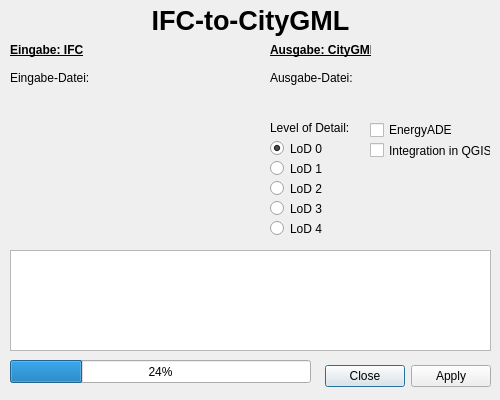
Old version of the form dialog.ui in the repository NickNick1210/ifc_to_citygml.
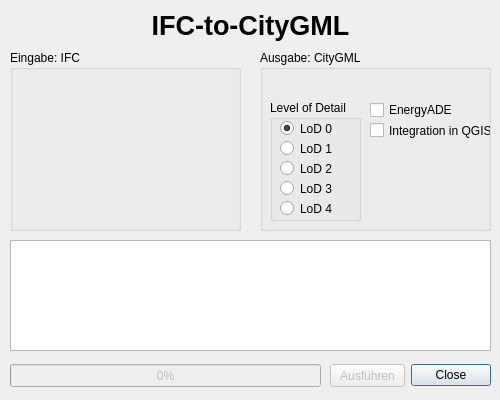
New version of the form. Custom widgets are drawn as their Qt base class.

Commit message: Umstrukturierung nach MVVM-Pattern Erstellen von Model-Klassen mit grundlegender Funktionalität Verbessern der GUI Funktionen zur GUI-Bedienung

Diff of the .ui file:
```diff
--- a/dialog.ui
+++ b/dialog.ui
@@ -14,12 +14,15 @@
    <string>IFC-to-CityGML</string>
   </property>
   <widget class="QDialogButtonBox" name="button_box">
+   <property name="enabled">
+    <bool>true</bool>
+   </property>
    <property name="geometry">
     <rect>
-     <x>320</x>
+     <x>410</x>
      <y>360</y>
-     <width>171</width>
-     <height>32</height>
+     <width>81</width>
+     <height>31</height>
     </rect>
    </property>
    <property name="locale">
@@ -29,216 +32,48 @@
     <enum>Qt::Horizontal</enum>
    </property>
    <property name="standardButtons">
-    <set>QDialogButtonBox::Apply|QDialogButtonBox::Close</set>
-   </property>
-  </widget>
-  <widget class="QRadioButton" name="radioButton_lod1">
-   <property name="geometry">
-    <rect>
-     <x>270</x>
-     <y>160</y>
-     <width>82</width>
-     <height>17</height>
-    </rect>
-   </property>
-   <property name="text">
-    <string>LoD 1</string>
-   </property>
-   <property name="checked">
-    <bool>false</bool>
-   </property>
-  </widget>
-  <widget class="QRadioButton" name="radioButton_lod2">
-   <property name="geometry">
-    <rect>
-     <x>270</x>
-     <y>180</y>
-     <width>82</width>
-     <height>17</height>
-    </rect>
-   </property>
-   <property name="text">
-    <string>LoD 2</string>
-   </property>
-  </widget>
-  <widget class="QRadioButton" name="radioButton_lod3">
-   <property name="geometry">
-    <rect>
-     <x>270</x>
-     <y>200</y>
-     <width>82</width>
-     <height>17</height>
-    </rect>
-   </property>
-   <property name="text">
-    <string>LoD 3</string>
-   </property>
-  </widget>
-  <widget class="QRadioButton" name="radioButton_lod4">
-   <property name="geometry">
-    <rect>
-     <x>270</x>
-     <y>220</y>
-     <width>82</width>
-     <height>17</height>
-    </rect>
-   </property>
-   <property name="text">
-    <string>LoD 4</string>
-   </property>
-  </widget>
-  <widget class="QRadioButton" name="radioButton_lod0">
-   <property name="geometry">
-    <rect>
-     <x>270</x>
-     <y>140</y>
-     <width>82</width>
-     <height>17</height>
-    </rect>
-   </property>
-   <property name="text">
-    <string>LoD 0</string>
-   </property>
-   <property name="checked">
-    <bool>true</bool>
-   </property>
-  </widget>
-  <widget class="QCheckBox" name="checkBox_eade">
-   <property name="geometry">
-    <rect>
-     <x>370</x>
-     <y>120</y>
-     <width>111</width>
-     <height>20</height>
-    </rect>
-   </property>
-   <property name="text">
-    <string>EnergyADE</string>
-   </property>
-  </widget>
-  <widget class="QCheckBox" name="checkBox_integration">
-   <property name="geometry">
-    <rect>
-     <x>370</x>
-     <y>140</y>
-     <width>121</width>
-     <height>21</height>
-    </rect>
-   </property>
-   <property name="text">
-    <string>Integration in QGIS</string>
+    <set>QDialogButtonBox::Close</set>
    </property>
   </widget>
   <widget class="QProgressBar" name="progressBar">
+   <property name="enabled">
+    <bool>false</bool>
+   </property>
    <property name="geometry">
     <rect>
      <x>10</x>
-     <y>360</y>
-     <width>301</width>
+     <y>364</y>
+     <width>311</width>
      <height>23</height>
     </rect>
    </property>
    <property name="value">
-    <number>24</number>
+    <number>0</number>
+   </property>
+   <property name="textVisible">
+    <bool>true</bool>
+   </property>
+   <property name="invertedAppearance">
+    <bool>false</bool>
    </property>
   </widget>
   <widget class="QTextBrowser" name="textBrowser_log">
+   <property name="enabled">
+    <bool>true</bool>
+   </property>
    <property name="geometry">
     <rect>
      <x>10</x>
-     <y>250</y>
+     <y>240</y>
      <width>481</width>
-     <height>101</height>
+     <height>111</height>
     </rect>
    </property>
-  </widget>
-  <widget class="QgsFileWidget" name="fileWidget_ifc">
-   <property name="geometry">
-    <rect>
-     <x>10</x>
-     <y>90</y>
-     <width>221</width>
-     <height>27</height>
-    </rect>
+   <property name="verticalScrollBarPolicy">
+    <enum>Qt::ScrollBarAsNeeded</enum>
    </property>
-  </widget>
-  <widget class="QgsFileWidget" name="fileWidget_citygml">
-   <property name="geometry">
-    <rect>
-     <x>270</x>
-     <y>90</y>
-     <width>221</width>
-     <height>27</height>
-    </rect>
-   </property>
-  </widget>
-  <widget class="QLabel" name="label_lod">
-   <property name="geometry">
-    <rect>
-     <x>270</x>
-     <y>120</y>
-     <width>111</width>
-     <height>16</height>
-    </rect>
-   </property>
-   <property name="text">
-    <string>Level of Detail:</string>
-   </property>
-  </widget>
-  <widget class="QLabel" name="label_ifc_header">
-   <property name="geometry">
-    <rect>
-     <x>10</x>
-     <y>40</y>
-     <width>101</width>
-     <height>20</height>
-    </rect>
-   </property>
-   <property name="font">
-    <font>
-     <weight>75</weight>
-     <bold>true</bold>
-     <underline>true</underline>
-    </font>
-   </property>
-   <property name="text">
-    <string>Eingabe: IFC</string>
-   </property>
-  </widget>
-  <widget class="QLabel" name="label_citygml_header">
-   <property name="geometry">
-    <rect>
-     <x>270</x>
-     <y>40</y>
-     <width>101</width>
-     <height>20</height>
-    </rect>
-   </property>
-   <property name="font">
-    <font>
-     <weight>75</weight>
-     <bold>true</bold>
-     <underline>true</underline>
-    </font>
-   </property>
-   <property name="text">
-    <string>Ausgabe: CityGML</string>
-   </property>
-  </widget>
-  <widget class="QLabel" name="label_ifc_file">
-   <property name="geometry">
-    <rect>
-     <x>10</x>
-     <y>70</y>
-     <width>101</width>
-     <height>16</height>
-    </rect>
-   </property>
-   <property name="locale">
-    <locale language="German" country="Germany"/>
-   </property>
-   <property name="text">
-    <string>Eingabe-Datei:</string>
+   <property name="horizontalScrollBarPolicy">
+    <enum>Qt::ScrollBarAlwaysOff</enum>
    </property>
   </widget>
   <widget class="QLabel" name="label_header">
@@ -247,7 +82,7 @@
      <x>0</x>
      <y>0</y>
      <width>501</width>
-     <height>41</height>
+     <height>51</height>
     </rect>
    </property>
    <property name="font">
@@ -264,34 +99,244 @@
     <set>Qt::AlignCenter</set>
    </property>
   </widget>
-  <widget class="QLabel" name="label_citygml_file">
+  <widget class="QPushButton" name="button_run">
+   <property name="enabled">
+    <bool>false</bool>
+   </property>
    <property name="geometry">
     <rect>
-     <x>270</x>
-     <y>70</y>
-     <width>101</width>
+     <x>330</x>
+     <y>364</y>
+     <width>75</width>
+     <height>23</height>
+    </rect>
+   </property>
+   <property name="sizePolicy">
+    <sizepolicy hsizetype="Fixed" vsizetype="Fixed">
+     <horstretch>0</horstretch>
+     <verstretch>0</verstretch>
+    </sizepolicy>
+   </property>
+   <property name="maximumSize">
+    <size>
+     <width>16777215</width>
+     <height>16777215</height>
+    </size>
+   </property>
+   <property name="sizeIncrement">
+    <size>
+     <width>0</width>
+     <height>0</height>
+    </size>
+   </property>
+   <property name="baseSize">
+    <size>
+     <width>0</width>
+     <height>0</height>
+    </size>
+   </property>
+   <property name="focusPolicy">
+    <enum>Qt::NoFocus</enum>
+   </property>
+   <property name="text">
+    <string>Ausführen</string>
+   </property>
+   <property name="iconSize">
+    <size>
+     <width>16</width>
      <height>16</height>
-    </rect>
+    </size>
    </property>
-   <property name="locale">
-    <locale language="German" country="Germany"/>
+   <property name="autoDefault">
+    <bool>true</bool>
    </property>
-   <property name="text">
-    <string>Ausgabe-Datei:</string>
+   <property name="default">
+    <bool>false</bool>
+   </property>
+   <property name="flat">
+    <bool>false</bool>
    </property>
   </widget>
-  <widget class="QLabel" name="label_ifc_info">
+  <widget class="QGroupBox" name="groupBox_ifc">
    <property name="geometry">
     <rect>
      <x>10</x>
-     <y>120</y>
-     <width>221</width>
-     <height>121</height>
+     <y>50</y>
+     <width>231</width>
+     <height>181</height>
     </rect>
    </property>
-   <property name="text">
-    <string/>
+   <property name="title">
+    <string>Eingabe: IFC</string>
    </property>
+   <widget class="QgsFileWidget" name="fileWidget_ifc">
+    <property name="geometry">
+     <rect>
+      <x>10</x>
+      <y>20</y>
+      <width>211</width>
+      <height>27</height>
+     </rect>
+    </property>
+    <property name="useLink">
+     <bool>false</bool>
+    </property>
+    <property name="fullUrl">
+     <bool>false</bool>
+    </property>
+    <property name="filter">
+     <string/>
+    </property>
+   </widget>
+   <widget class="QLabel" name="label_ifc_info">
+    <property name="geometry">
+     <rect>
+      <x>10</x>
+      <y>50</y>
+      <width>211</width>
+      <height>121</height>
+     </rect>
+    </property>
+    <property name="text">
+     <string/>
+    </property>
+   </widget>
+  </widget>
+  <widget class="QGroupBox" name="groupBox_cgml">
+   <property name="geometry">
+    <rect>
+     <x>260</x>
+     <y>50</y>
+     <width>231</width>
+     <height>181</height>
+    </rect>
+   </property>
+   <property name="title">
+    <string>Ausgabe: CityGML</string>
+   </property>
+   <widget class="QgsFileWidget" name="fileWidget_cgml">
+    <property name="geometry">
+     <rect>
+      <x>10</x>
+      <y>20</y>
+      <width>221</width>
+      <height>27</height>
+     </rect>
+    </property>
+    <property name="storageMode">
+     <enum>QgsFileWidget::SaveFile</enum>
+    </property>
+   </widget>
+   <widget class="QGroupBox" name="groupBox_lod">
+    <property name="geometry">
+     <rect>
+      <x>10</x>
+      <y>50</y>
+      <width>91</width>
+      <height>121</height>
+     </rect>
+    </property>
+    <property name="title">
+     <string>Level of Detail</string>
+    </property>
+    <widget class="QRadioButton" name="radioButton_lod0">
+     <property name="geometry">
+      <rect>
+       <x>10</x>
+       <y>20</y>
+       <width>82</width>
+       <height>17</height>
+      </rect>
+     </property>
+     <property name="text">
+      <string>LoD 0</string>
+     </property>
+     <property name="checked">
+      <bool>true</bool>
+     </property>
+    </widget>
+    <widget class="QRadioButton" name="radioButton_lod1">
+     <property name="geometry">
+      <rect>
+       <x>10</x>
+       <y>40</y>
+       <width>82</width>
+       <height>17</height>
+      </rect>
+     </property>
+     <property name="text">
+      <string>LoD 1</string>
+     </property>
+     <property name="checked">
+      <bool>false</bool>
+     </property>
+    </widget>
+    <widget class="QRadioButton" name="radioButton_lod2">
+     <property name="geometry">
+      <rect>
+       <x>10</x>
+       <y>60</y>
+       <width>82</width>
+       <height>17</height>
+      </rect>
+     </property>
+     <property name="text">
+      <string>LoD 2</string>
+     </property>
+    </widget>
+    <widget class="QRadioButton" name="radioButton_lod4">
+     <property name="geometry">
+      <rect>
+       <x>10</x>
+       <y>100</y>
+       <width>82</width>
+       <height>17</height>
+      </rect>
+     </property>
+     <property name="text">
+      <string>LoD 4</string>
+     </property>
+    </widget>
+    <widget class="QRadioButton" name="radioButton_lod3">
+     <property name="geometry">
+      <rect>
+       <x>10</x>
+       <y>80</y>
+       <width>82</width>
+       <height>17</height>
+      </rect>
+     </property>
+     <property name="text">
+      <string>LoD 3</string>
+     </property>
+    </widget>
+   </widget>
+   <widget class="QCheckBox" name="checkBox_integr">
+    <property name="geometry">
+     <rect>
+      <x>110</x>
+      <y>70</y>
+      <width>121</width>
+      <height>21</height>
+     </rect>
+    </property>
+    <property name="text">
+     <string>Integration in QGIS</string>
+    </property>
+   </widget>
+   <widget class="QCheckBox" name="checkBox_eade">
+    <property name="geometry">
+     <rect>
+      <x>110</x>
+      <y>50</y>
+      <width>111</width>
+      <height>20</height>
+     </rect>
+    </property>
+    <property name="text">
+     <string>EnergyADE</string>
+    </property>
+   </widget>
   </widget>
  </widget>
  <customwidgets>
```
Left out of the diff: 1 changed line with no effect on the pictures. The commit also changes 6 other files.
